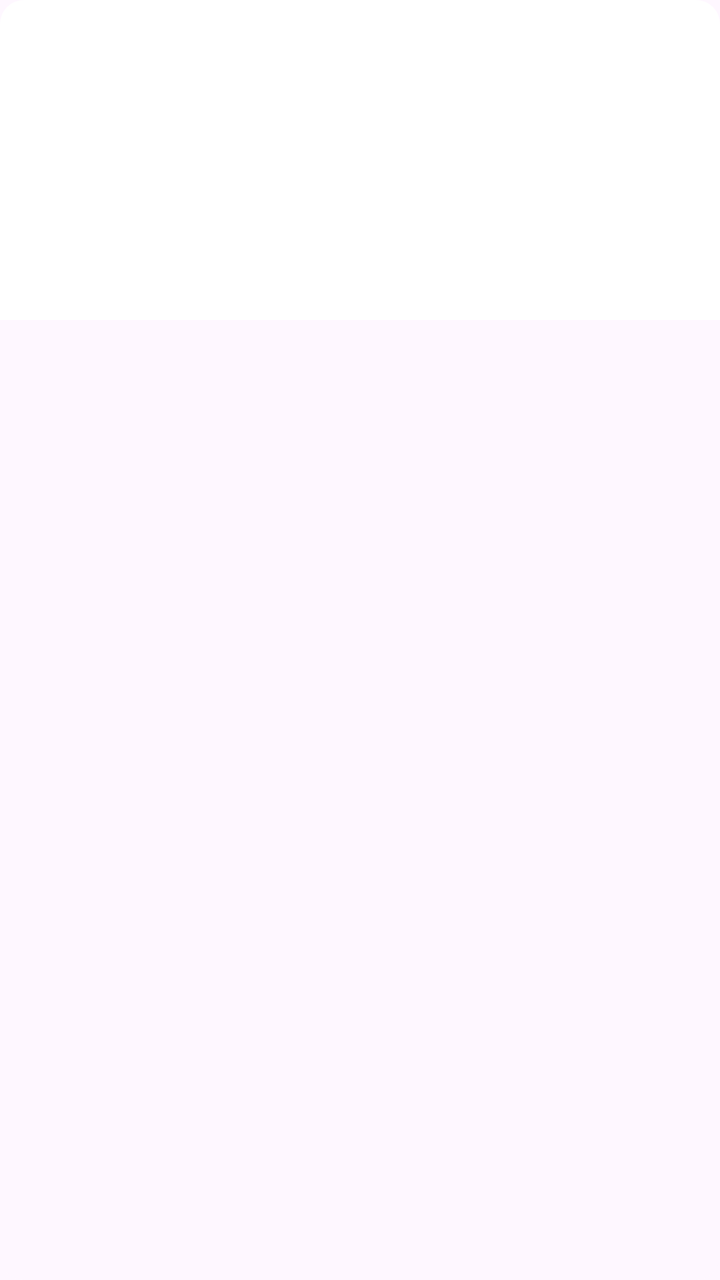
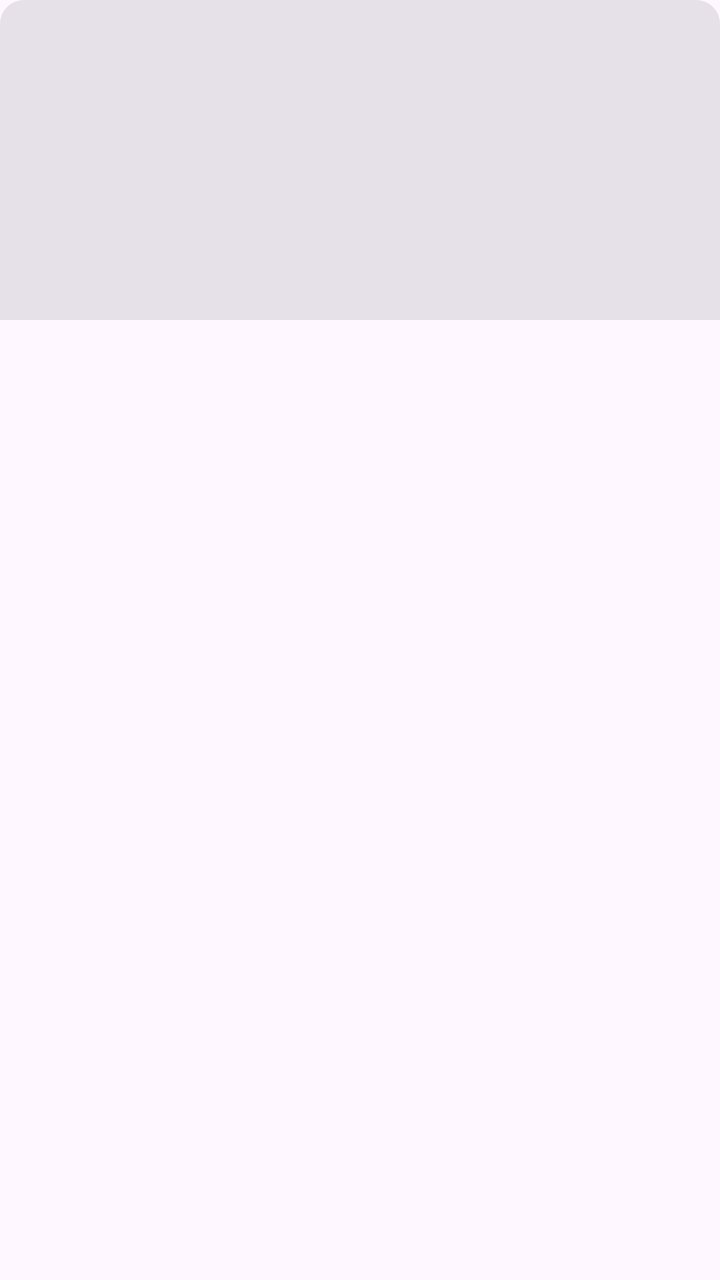

Compare the two renders of this Android layout. The source of the first and the diff that turns it into the second are given below.
<!-- AndroidManifest.xml: application theme Theme.NekoPaint -->
<!-- res/layout/item_gallery.xml -->
<?xml version="1.0" encoding="utf-8"?>
<com.google.android.material.card.MaterialCardView
    xmlns:android="http://schemas.android.com/apk/res/android"
    xmlns:app="http://schemas.android.com/apk/res-auto"
    android:layout_width="match_parent"
    android:layout_height="wrap_content"
    android:layout_margin="6dp"
    app:cardCornerRadius="12dp"
    app:strokeWidth="0dp">

    <LinearLayout
        android:layout_width="match_parent"
        android:layout_height="wrap_content"
        android:orientation="vertical">

        <FrameLayout
            android:layout_width="match_parent"
            android:layout_height="160dp"
            android:background="#FFFFFFFF">

            <ImageView
                android:id="@+id/item_thumb"
                android:layout_width="match_parent"
                android:layout_height="match_parent"
                android:importantForAccessibility="no"
                android:scaleType="fitCenter" />

            <ImageView
                android:id="@+id/item_check"
                android:layout_width="28dp"
                android:layout_height="28dp"
                android:layout_gravity="top|end"
                android:layout_margin="6dp"
                android:background="@drawable/check_bg"
                android:importantForAccessibility="no"
                android:padding="4dp"
                android:src="@drawable/ic_check"
                android:visibility="gone"
                app:tint="@android:color/white" />
        </FrameLayout>

        <TextView
            android:id="@+id/item_name"
            android:layout_width="match_parent"
            android:layout_height="wrap_content"
            android:maxLines="1"
            android:ellipsize="end"
            android:padding="8dp"
            android:textAppearance="?attr/textAppearanceBodyMedium" />
    </LinearLayout>
</com.google.android.material.card.MaterialCardView>
<!-- resources referenced by this layout -->
<resources>
  <!-- drawable check_bg (drawable) -->
  <shape xmlns:android="http://schemas.android.com/apk/res/android" android:shape="oval">
      <solid android:color="#6750A4" />
  </shape>
  <!-- drawable ic_check (drawable) -->
  <vector xmlns:android="http://schemas.android.com/apk/res/android"
      android:width="24dp" android:height="24dp"
      android:viewportWidth="24" android:viewportHeight="24"
      android:tint="?attr/colorControlNormal">
      <path android:fillColor="@android:color/white" android:pathData="M9,16.17L4.83,12l-1.42,1.41L9,19 21,7l-1.41,-1.41z" />
  </vector>
  <style name="Theme.NekoPaint" parent="Theme.Material3.DayNight.NoActionBar">
          <item name="android:statusBarColor">?attr/colorSurface</item>
          <item name="android:navigationBarColor">?attr/colorSurface</item>
          <item name="android:windowLightStatusBar">true</item>
          <item name="android:windowLightNavigationBar">true</item>
          <item name="popupMenuStyle">@style/NekoPopupMenu</item>
          <item name="android:popupMenuStyle">@style/NekoPopupMenu</item>
      </style>
  <style name="NekoPopupMenu" parent="Widget.Material3.PopupMenu">
          <item name="android:popupBackground">@drawable/popup_bg</item>
          <item name="android:popupElevation">8dp</item>
      </style>
  <!-- drawable popup_bg (drawable) -->
  <?xml version="1.0" encoding="utf-8"?>
  <shape xmlns:android="http://schemas.android.com/apk/res/android"
      android:shape="rectangle">
      <solid android:color="?attr/colorSurfaceContainer" />
      <corners android:radius="24dp" />
  </shape>
</resources>

<!-- the commit's change to res/layout/item_gallery.xml (unified diff, before → after) -->
@@ -16,7 +16,7 @@
         <FrameLayout
             android:layout_width="match_parent"
             android:layout_height="160dp"
-            android:background="#FFFFFFFF">
+            android:background="?attr/colorSurfaceContainerHighest">
 
             <ImageView
                 android:id="@+id/item_thumb"
